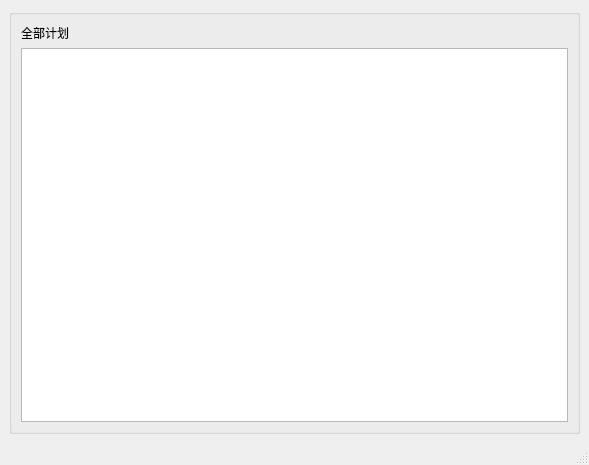
This is allplan.ui in wuyuii/desktop_calendar as Qt 5 draws it before an edit. The edited form follows.
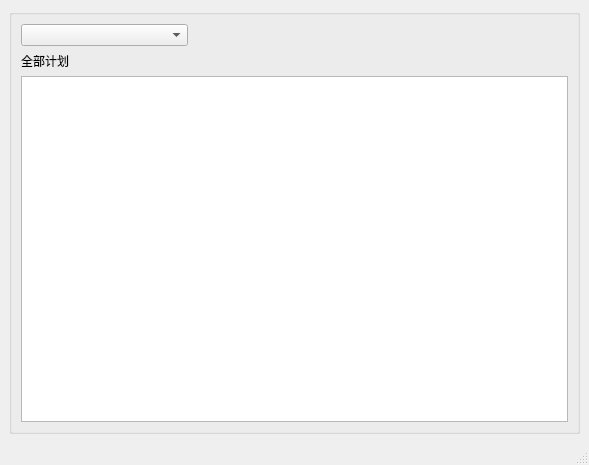
This is the edited form.

What changed in the file:
```diff
--- a/allplan.ui
+++ b/allplan.ui
@@ -21,6 +21,23 @@
        <string/>
       </property>
       <layout class="QVBoxLayout" name="verticalLayout">
+       <item>
+        <widget class="QComboBox" name="themeSelector">
+         <property name="maximumSize">
+          <size>
+           <width>167</width>
+           <height>16777215</height>
+          </size>
+         </property>
+         <property name="font">
+          <font>
+           <weight>75</weight>
+           <italic>false</italic>
+           <bold>true</bold>
+          </font>
+         </property>
+        </widget>
+       </item>
        <item>
         <widget class="QLabel" name="label">
          <property name="text">
```
